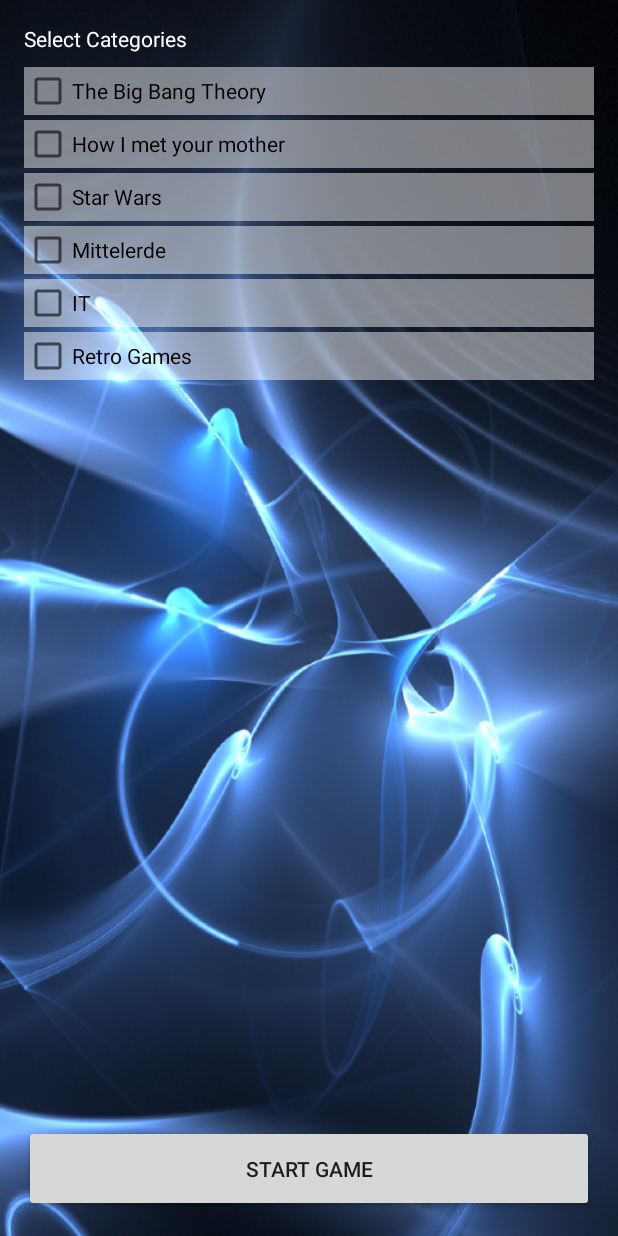
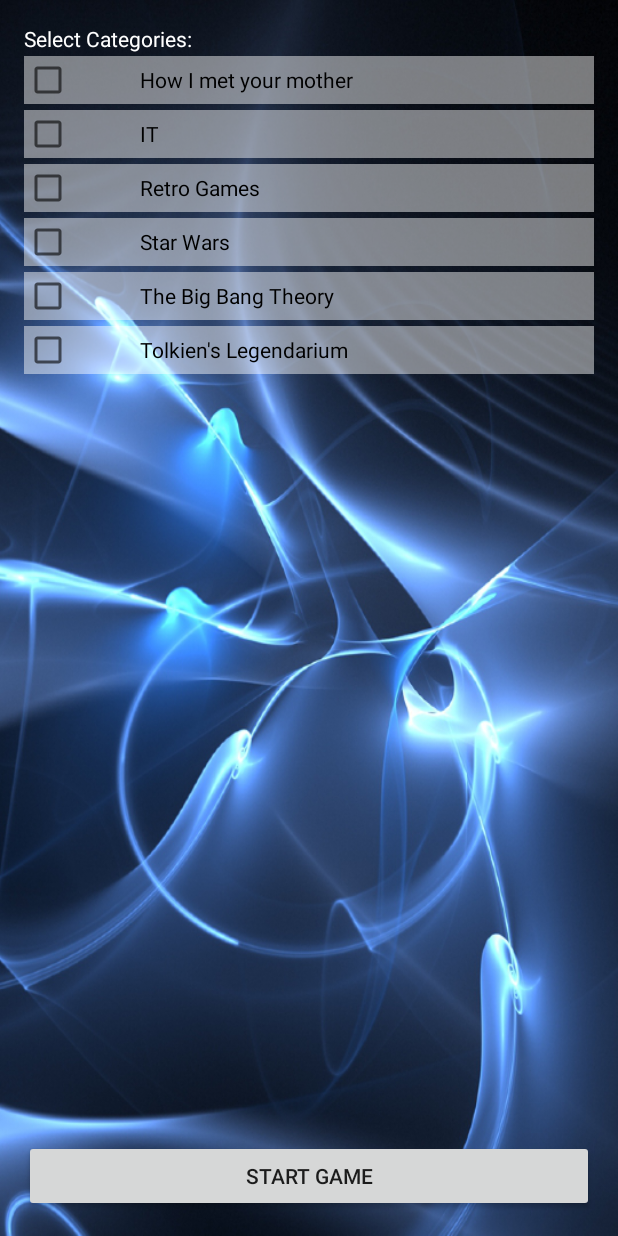
Before and after one commit to AxelAlex95/NerdQuiz, an Android app: the screen it shows after launch (CategoryActivity), after a tap on "CATEGORIES", on a phone screen of 412 x 824 dp. Run offline under Robolectric (Android 15) with nearby library versions, the phone set to English and light mode, and no system bars.

Commit message:
changed category/added IDs to all controls

```diff
--- a/app/src/main/java/matsematics/nerdquiz/MainMenuActivity.java
+++ b/app/src/main/java/matsematics/nerdquiz/MainMenuActivity.java
@@ -46,7 +46,7 @@ public class MainMenuActivity extends FullscreenLayoutActivity {
     startActivity(new Intent(this, CategoryActivity.class));
   }
 
-  public void showHighscore(View view) {
+  public void showHighscores(View view) {
     // TODO
   }
 
--- a/app/src/main/res/layout/activity_category.xml
+++ b/app/src/main/res/layout/activity_category.xml
@@ -1,13 +1,14 @@
-<LinearLayout xmlns:android="http://schemas.android.com/apk/res/android"
-    xmlns:tools="http://schemas.android.com/tools" android:layout_width="match_parent"
-    android:layout_height="match_parent" android:paddingLeft="@dimen/activity_horizontal_margin"
-    android:paddingRight="@dimen/activity_horizontal_margin"
-    android:paddingTop="@dimen/activity_vertical_margin"
-    android:paddingBottom="@dimen/activity_vertical_margin"
-    android:orientation="vertical"
-    android:background="@drawable/bg_start"
-    android:layout_gravity="center"
-    tools:context="matsematics.nerdquiz.CategoryActivity">
+<RelativeLayout xmlns:android="http://schemas.android.com/apk/res/android"
+                xmlns:tools="http://schemas.android.com/tools"
+                android:layout_width="match_parent"
+                android:layout_height="match_parent"
+                android:paddingLeft="@dimen/activity_horizontal_margin"
+                android:paddingRight="@dimen/activity_horizontal_margin"
+                android:paddingTop="@dimen/activity_vertical_margin"
+                android:paddingBottom="@dimen/activity_vertical_margin"
+                android:background="@drawable/bg_start"
+                android:layout_gravity="top"
+                tools:context="matsematics.nerdquiz.CategoryActivity">
 
 <!--- Layout for a CheckBox
     <CheckBox
@@ -21,63 +22,84 @@
     <TextView
         android:layout_width="match_parent"
         android:layout_height="wrap_content"
-        android:text="Select Categories"
+        android:text="@string/select_categories"
         android:textColor="#FFFFFFFF"
-        android:layout_weight="1"/>
+        android:id="@+id/category_textView_selectCategories"/>
 
     <FrameLayout
         android:layout_width="fill_parent"
         android:layout_height="wrap_content"
-        android:layout_weight="50">
+        android:layout_below="@+id/category_textView_selectCategories">
 
-        <ScrollView android:id="@+id/ScrlView" android:layout_width="fill_parent" android:layout_height="fill_parent">
+        <ScrollView android:id="@+id/ScrlView"
+                    android:layout_width="fill_parent"
+                    android:layout_height="fill_parent">
             <LinearLayout
                 android:orientation="vertical"
                 android:layout_width="fill_parent"
-                android:layout_height="fill_parent"
+                android:layout_height="wrap_content"
                 android:isScrollContainer="true">
 
                 <CheckBox
                     android:layout_width="match_parent"
                     android:layout_height="wrap_content"
-                    android:text="The Big Bang Theory"
+                    android:layout_marginBottom="2dp"
+                    android:layout_marginTop="2dp"
+                    android:paddingLeft="45dp"
+                    android:text="@string/how_i_met_your_mother"
                     android:background="#78FFFFFF"
-                    android:layout_marginBottom="3dp"/>
+                    android:id="@+id/category_checkBox_howIMetYourMother"/>
 
                 <CheckBox
                     android:layout_width="match_parent"
                     android:layout_height="wrap_content"
-                    android:text="How I met your mother"
+                    android:layout_marginBottom="2dp"
+                    android:layout_marginTop="2dp"
+                    android:paddingLeft="45dp"
+                    android:text="@string/it"
                     android:background="#78FFFFFF"
-                    android:layout_marginBottom="3dp"/>
+                    android:id="@+id/category_checkBox_it"/>
 
                 <CheckBox
                     android:layout_width="match_parent"
                     android:layout_height="wrap_content"
-                    android:text="Star Wars"
+                    android:layout_marginBottom="2dp"
+                    android:layout_marginTop="2dp"
+                    android:paddingLeft="45dp"
+                    android:text="@string/retro_games"
                     android:background="#78FFFFFF"
-                    android:layout_marginBottom="3dp"/>
+                    android:id="@+id/category_checkBox_retroGames"/>
 
                 <CheckBox
                     android:layout_width="match_parent"
                     android:layout_height="wrap_content"
-                    android:text="Mittelerde"
+                    android:layout_marginBottom="2dp"
+                    android:layout_marginTop="2dp"
+                    android:paddingLeft="45dp"
+                    android:text="@string/star_wars"
                     android:background="#78FFFFFF"
-                    android:layout_marginBottom="3dp"/>
+                    android:id="@+id/category_checkBox_starWars"/>
 
                 <CheckBox
                     android:layout_width="match_parent"
                     android:layout_height="wrap_content"
-                    android:text="IT"
+                    android:layout_marginBottom="2dp"
+                    android:layout_marginTop="2dp"
+                    android:paddingLeft="45dp"
+                    android:text="@string/the_big_bang_theory"
                     android:background="#78FFFFFF"
-                    android:layout_marginBottom="3dp"/>
+                    android:id="@+id/category_checkBox_theBigBangTheory"/>
 
                 <CheckBox
                     android:layout_width="match_parent"
                     android:layout_height="wrap_content"
-                    android:text="Retro Games"
+                    android:layout_marginBottom="2dp"
+                    android:layout_marginTop="2dp"
+                    android:paddingLeft="45dp"
+                    android:text="@string/tolkiens_legendarium"
                     android:background="#78FFFFFF"
-                    android:layout_marginBottom="3dp"/>
+                    android:id="@+id/category_checkBox_tolkiensLegendarium"/>
+
             </LinearLayout>
         </ScrollView>
     </FrameLayout>
@@ -85,9 +107,9 @@
     <Button
         android:layout_width="match_parent"
         android:layout_height="wrap_content"
-        android:layout_weight="1"
-        android:text="Start Game"
-        android:id="@+id/buttonStart"
-        android:onClick="startGame"/>
+        android:text="@string/start_game"
+        android:id="@+id/category_button_startGame"
+        android:onClick="startGame"
+        android:layout_alignParentBottom="true"/>
 
-</LinearLayout>
+</RelativeLayout>
--- a/app/src/main/res/layout/activity_main_menu.xml
+++ b/app/src/main/res/layout/activity_main_menu.xml
@@ -20,13 +20,14 @@
         <Button
             android:layout_width="match_parent"
             android:layout_height="wrap_content"
-            android:text="@string/new_game"
+            android:text="@string/start_game"
             android:background="#FFDDDDDD"
             android:onClick="startGame"
             android:layout_marginBottom="5dp"
             android:layout_marginTop="5dp"
             android:paddingBottom="10dp"
-            android:paddingTop="10dp"/>
+            android:paddingTop="10dp"
+            android:id="@+id/main_button_startGame"/>
 
         <Button
             android:layout_width="match_parent"
@@ -37,7 +38,8 @@
             android:layout_marginBottom="5dp"
             android:layout_marginTop="5dp"
             android:paddingBottom="10dp"
-            android:paddingTop="10dp"/>
+            android:paddingTop="10dp"
+            android:id="@+id/main_button_highscores"/>
 
         <Button
             android:layout_width="match_parent"
@@ -48,7 +50,8 @@
             android:layout_marginBottom="5dp"
             android:layout_marginTop="5dp"
             android:paddingBottom="10dp"
-            android:paddingTop="10dp"/>
+            android:paddingTop="10dp"
+            android:id="@+id/main_button_categories"/>
 
         <Button
             android:layout_width="match_parent"
@@ -59,6 +62,7 @@
             android:layout_marginTop="5dp"
             android:layout_marginBottom="5dp"
             android:paddingBottom="10dp"
-            android:paddingTop="10dp"/>
+            android:paddingTop="10dp"
+            android:id="@+id/main_button_quitGame"/>
     </LinearLayout>
 </RelativeLayout>
--- a/app/src/main/res/values/strings.xml
+++ b/app/src/main/res/values/strings.xml
@@ -5,8 +5,15 @@
     <string name="app_name">NerdQuiz</string>
     <string name="categories">Categories</string>
     <string name="highscores">Highscores</string>
-    <string name="new_game">New Game</string>
+    <string name="how_i_met_your_mother">How I met your mother</string>
+    <string name="it">IT</string>
     <string name="quit_game">Quit Game</string>
+    <string name="retro_games">Retro Games</string>
+    <string name="select_categories">Select Categories:</string>
+    <string name="star_wars">Star Wars</string>
+    <string name="start_game">Start Game</string>
+    <string name="the_big_bang_theory">The Big Bang Theory</string>
     <string name="title_activity_category">Category</string>
+    <string name="tolkiens_legendarium">Tolkien\'s Legendarium</string>
 
 </resources>
```
